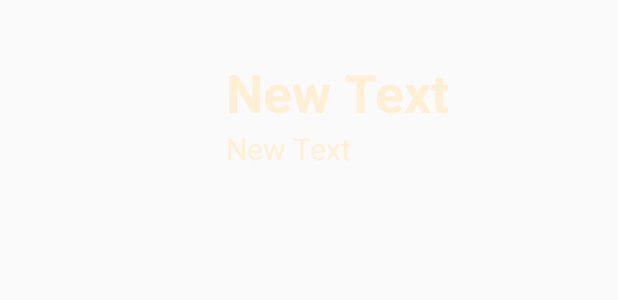
After one commit to ktanan/MyTraffic, an Android app: the layout my_listview.xml on its own in the app's theme, with its tools: preview values and no code run, on a phone screen of 412 x 824 dp. The commit adds this screen. Shown: the top 300 px of the screen. Run offline under Robolectric (Android 15) with nearby library versions, the phone set to English and light mode, and no system bars.

Commit message:
Start as of 03 July 2016 DesignUI listView Finish

```diff
--- /dev/null
+++ b/app/src/main/res/layout/my_listview.xml
@@ -0,0 +1,35 @@
+<?xml version="1.0" encoding="utf-8"?>
+<LinearLayout xmlns:android="http://schemas.android.com/apk/res/android"
+    android:orientation="horizontal" android:layout_width="match_parent"
+    android:layout_height="wrap_content">
+
+    <ImageView
+        android:layout_width="120dp"
+        android:layout_height="120dp"
+        android:id="@+id/imageView"
+        android:layout_margin="15dp" />
+
+    <LinearLayout
+        android:orientation="vertical"
+        android:layout_width="match_parent"
+        android:layout_height="match_parent"
+        android:gravity="center_vertical">
+
+        <TextView
+            android:layout_width="wrap_content"
+            android:layout_height="wrap_content"
+            android:text="New Text"
+            android:id="@+id/textView2"
+            android:textSize="@dimen/h1"
+            android:textStyle="bold"
+            android:textColor="@color/text" />
+
+        <TextView
+            android:layout_width="wrap_content"
+            android:layout_height="wrap_content"
+            android:text="New Text"
+            android:id="@+id/textView3"
+            android:textSize="@dimen/h2"
+            android:textColor="@color/text" />
+    </LinearLayout>
+</LinearLayout>
--- a/app/src/main/res/values/dimens.xml
+++ b/app/src/main/res/values/dimens.xml
@@ -3,7 +3,7 @@
     <dimen name="activity_horizontal_margin">16dp</dimen>
     <dimen name="activity_vertical_margin">16dp</dimen>
 
-    <dimen name="h1">50sp</dimen>
+    <dimen name="h1">35sp</dimen>
     <dimen name="h2">20sp</dimen>
 
 </resources>
```
